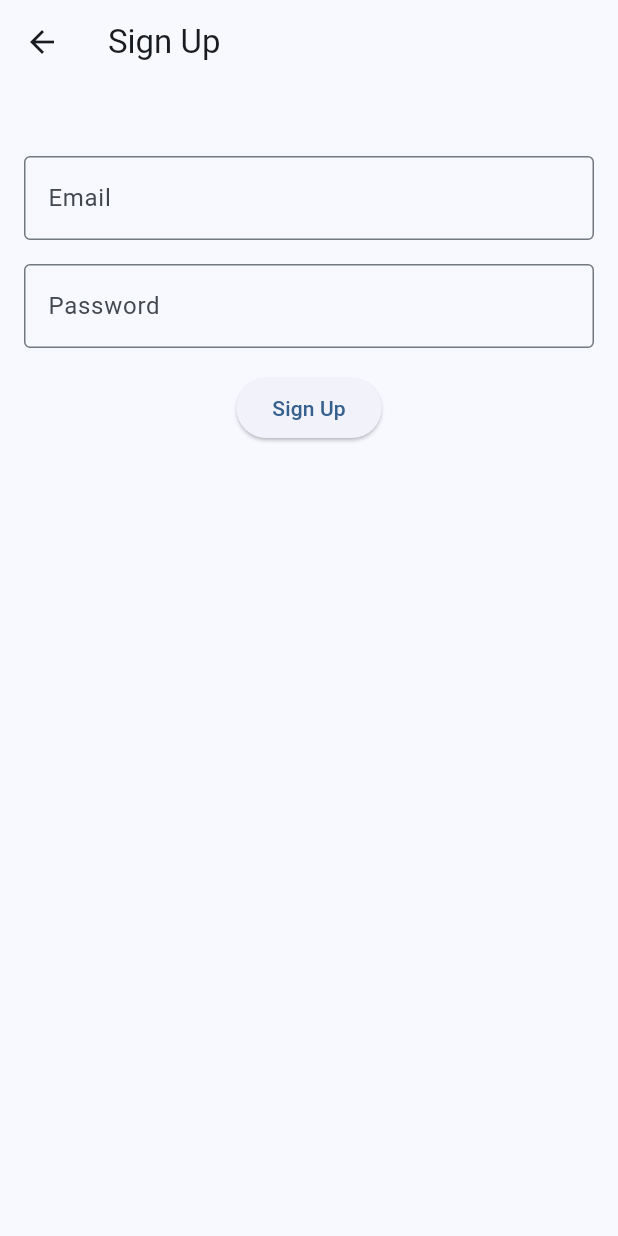
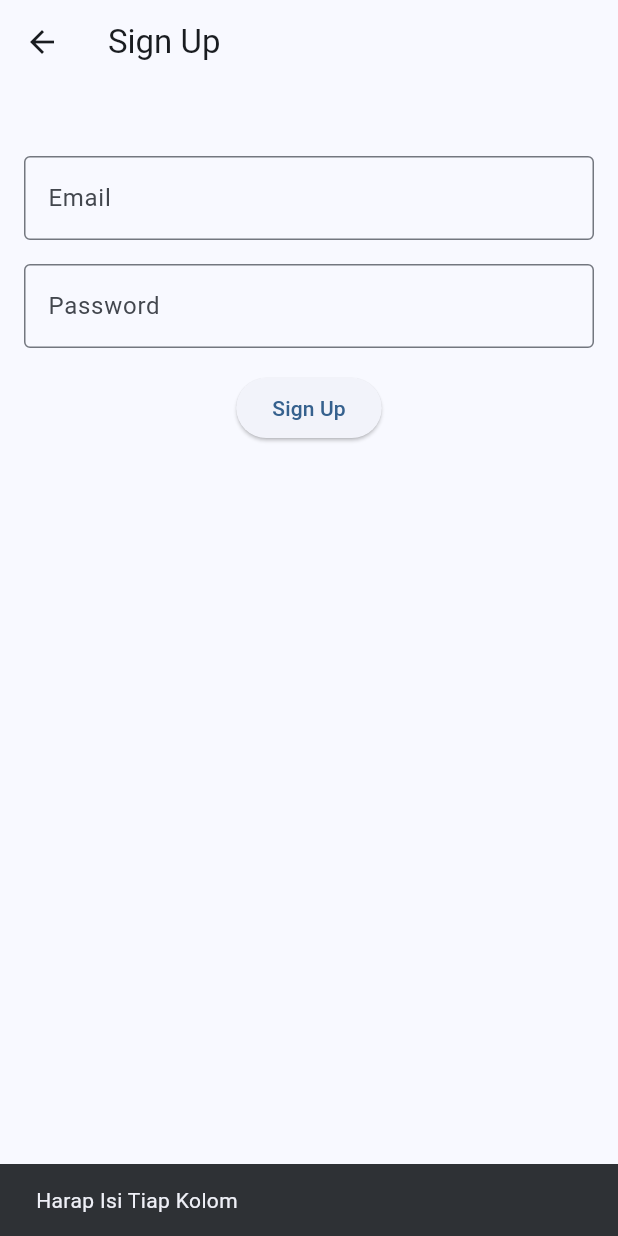
Before and after one commit to Adryanto/fasum_app, a Flutter app: the SignUpScreen screen opened directly, after a tap on "Sign Up", on a phone screen of 412 x 824 dp. Run offline on Flutter 3.47's test engine with Material 3 defaults, Android fonts, the phone set to English and light mode, and no system bars; our stand-ins replace firebase_auth, firebase_core, google_sign_in; accounts and stored records are empty.

Commit message:
5-3-2024
error 1 usercredential

```diff
--- a/lib/screens/sign_up_screen.dart
+++ b/lib/screens/sign_up_screen.dart
@@ -41,6 +41,14 @@ class SignUpScreenState extends State<SignUpScreen> {
             const SizedBox(height: 16.0),
             ElevatedButton(
               onPressed: () async {
+                final email = _emailController.text.trim();
+                final password = _passwordController.text.trim();
+
+                if (email.isEmpty || password.isEmpty) {
+                  ScaffoldMessenger.of(context).showSnackBar(
+                      const SnackBar(content: Text("Harap Isi Tiap Kolom")));
+                  return;
+                }
                 try {
                   await FirebaseAuth.instance.createUserWithEmailAndPassword(
                     // <-- Gunakan FirebaseAuth.instance
@@ -50,8 +58,27 @@ class SignUpScreenState extends State<SignUpScreen> {
                   Navigator.of(context).pushReplacement(
                     MaterialPageRoute(builder: (context) => const HomeScreen()),
                   );
-                } catch (error) {
-                  print(error.toString());
+                } on FirebaseAuthException catch (e) {
+                  if (e.code == 'weak-password') {
+                    ScaffoldMessenger.of(context).showSnackBar(
+                      const SnackBar(
+                          content: Text('The password provided is too weak.')),
+                    );
+                  } else if (e.code == 'email-already-in-use') {
+                    ScaffoldMessenger.of(context).showSnackBar(
+                      const SnackBar(
+                          content: Text(
+                              'The account already exists for that email.')),
+                    );
+                  } else if (e.code == 'invalid-email') {
+                    ScaffoldMessenger.of(context).showSnackBar(
+                      const SnackBar(
+                          content: Text('The email address is not valid.')),
+                    );
+                  }
+                } catch (e) {
+                  ScaffoldMessenger.of(context).showSnackBar(
+                      SnackBar(content: Text('An Error Occured: $e')));
                 }
               },
               child: const Text('Sign Up'),
--- a/pubspec.yaml
+++ b/pubspec.yaml
@@ -19,7 +19,7 @@ publish_to: 'none' # Remove this line if you wish to publish to pub.dev
 version: 1.0.0+1
 
 environment:
-  sdk: '>=3.3.2 <4.0.0'
+  sdk: '>=3.3.0 <4.0.0'
 
 # Dependencies specify other packages that your package needs in order to work.
 # To automatically upgrade your package dependencies to the latest versions
```
Also changed, not shown: lib/screens/home_screen.dart (+21 -16 lines), lib/screens/sign_in_screen.dart (+62 -5 lines), firebase.json (added), pubspec.lock, 3 other files.
